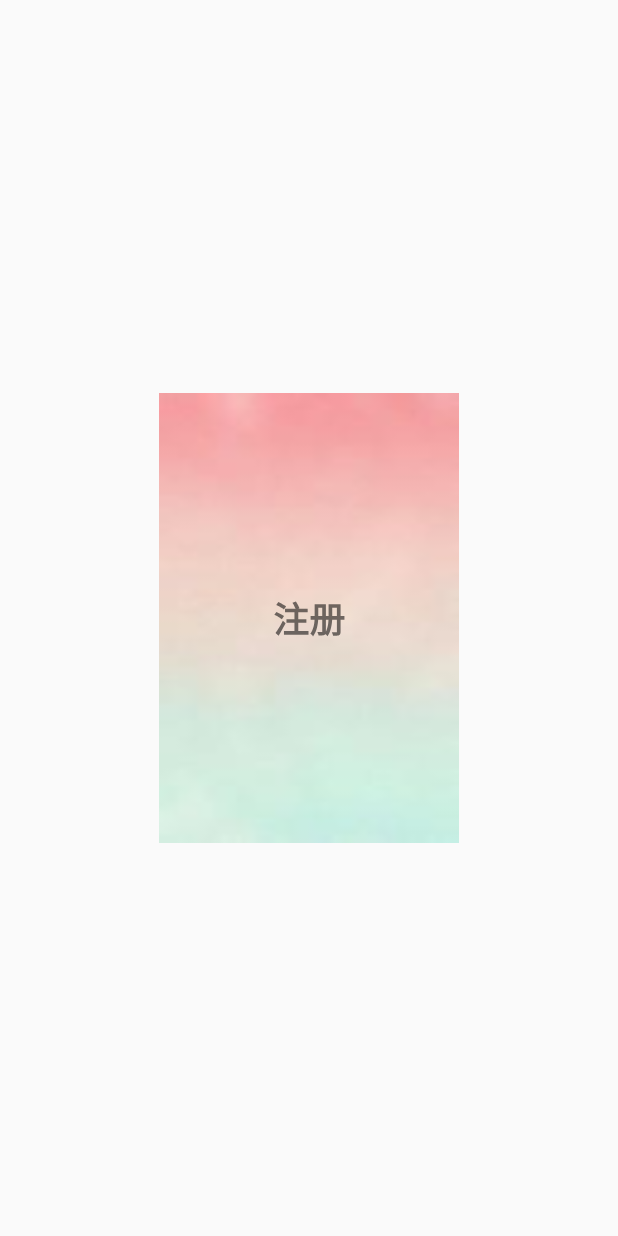
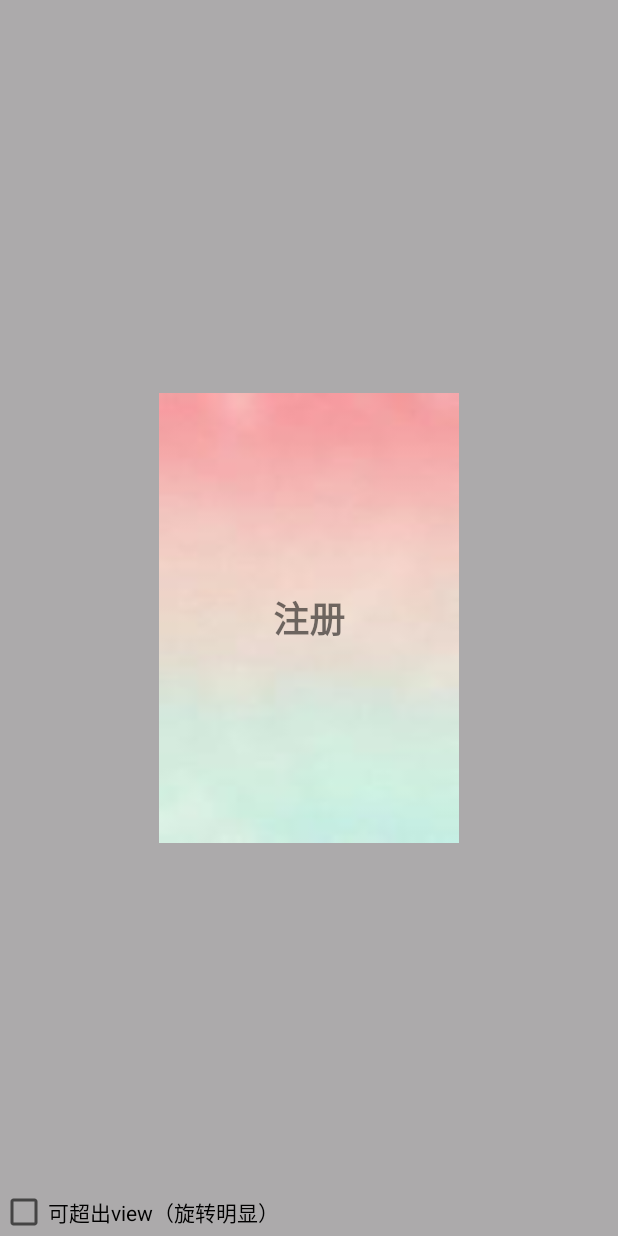
Before and after one commit to moodstrikerdd/Test_Android, an Android app: the LoginActivity screen opened directly, with no data from a screen before it, after a tap on "登陆", on a phone screen of 412 x 824 dp. Run offline under Robolectric (Android 15) with nearby library versions, the phone set to English and light mode, and no system bars; Roboto replaces fonts that are not available here.

Commit message:
旋转超出范围

```diff
--- a/propertyanimation/src/main/java/com/moo/propertyanimation/LoginActivity.java
+++ b/propertyanimation/src/main/java/com/moo/propertyanimation/LoginActivity.java
@@ -2,11 +2,13 @@ package com.moo.propertyanimation;
 
 import android.animation.Animator;
 import android.animation.AnimatorListenerAdapter;
+import android.animation.PropertyValuesHolder;
 import android.animation.ValueAnimator;
 import android.os.Bundle;
 import android.support.v7.app.AppCompatActivity;
 import android.util.Log;
 import android.view.View;
+import android.widget.CheckBox;
 import android.widget.FrameLayout;
 import android.widget.LinearLayout;
 import android.widget.TextView;
@@ -16,6 +18,7 @@ public class LoginActivity extends AppCompatActivity {
     private FrameLayout flMain;
     private LinearLayout llLogin;
     private LinearLayout llRegister;
+    private CheckBox cbNeed;
 
     private ValueAnimator animatorFirst;
     private ValueAnimator animatorSecond;
@@ -35,6 +38,7 @@ public class LoginActivity extends AppCompatActivity {
         flMain = (FrameLayout) findViewById(R.id.fl_login_main);
         llLogin = (LinearLayout) findViewById(R.id.ll_login_login);
         llRegister = (LinearLayout) findViewById(R.id.ll_login_register);
+        cbNeed = (CheckBox) findViewById(R.id.cb_login_need);
     }
 
 
@@ -46,15 +50,10 @@ public class LoginActivity extends AppCompatActivity {
             @Override
             public void onAnimationUpdate(ValueAnimator animation) {
                 float rotationY = (Float) animation.getAnimatedValue();
-                Log.d("rotationY", "---" + rotationY);
-                flMain.setRotationY(rotationY);
-                if (rotationY >= -90) {
-                    flMain.setScaleX((90 + rotationY) / 90);
-                } else {
-                    flMain.setScaleX((-rotationY - 270) / 90);
+                if (cbNeed.isChecked()) {
+                    flMain.setRotationY(rotationY);
                 }
-
-                Log.d("scaleX", "---" + flMain.getScaleX());
+                flMain.setScaleX((float) Math.cos(-rotationY / 180 * 3.14));
             }
         };
         AnimatorListenerAdapter animatorListenerAdapterLogin = new AnimatorListenerAdapter() {
@@ -72,6 +71,7 @@ public class LoginActivity extends AppCompatActivity {
             }
         };
 
+//        PropertyValuesHolder holder= new PropertyValuesHolder();
         animatorSecond = ValueAnimator.ofFloat(-270, -360);
         animatorSecond.setTarget(flMain);
         animatorSecond.setDuration(500);
@@ -101,4 +101,5 @@ public class LoginActivity extends AppCompatActivity {
             animatorFirst.start();
         }
     }
+
 }
--- a/propertyanimation/src/main/res/layout/activity_login.xml
+++ b/propertyanimation/src/main/res/layout/activity_login.xml
@@ -1,9 +1,14 @@
 <?xml version="1.0" encoding="utf-8"?>
-<FrameLayout xmlns:android="http://schemas.android.com/apk/res/android"
+<RelativeLayout xmlns:android="http://schemas.android.com/apk/res/android"
+    android:layout_width="match_parent"
+    android:layout_height="match_parent"
+    android:background="@color/colorGray">
+
+    <FrameLayout
         android:id="@+id/fl_login_main"
         android:layout_width="200dp"
-    android:layout_gravity="center"
-    android:layout_height="300dp">
+        android:layout_height="300dp"
+        android:layout_centerInParent="true">
 
         <LinearLayout
             android:id="@+id/ll_login_login"
@@ -47,3 +52,12 @@
                 android:textStyle="bold" />
         </LinearLayout>
     </FrameLayout>
+
+    <CheckBox
+        android:id="@+id/cb_login_need"
+        android:layout_width="wrap_content"
+        android:layout_height="wrap_content"
+        android:layout_alignParentBottom="true"
+        android:checked="false"
+        android:text="可超出view（旋转明显）" />
+</RelativeLayout>
--- a/propertyanimation/src/main/res/values/colors.xml
+++ b/propertyanimation/src/main/res/values/colors.xml
@@ -3,4 +3,5 @@
     <color name="colorPrimary">#3F51B5</color>
     <color name="colorPrimaryDark">#303F9F</color>
     <color name="colorAccent">#FF4081</color>
+    <color name="colorGray">#acaaab</color>
 </resources>
```
Lines whose indentation alone changed are shown as unchanged.
